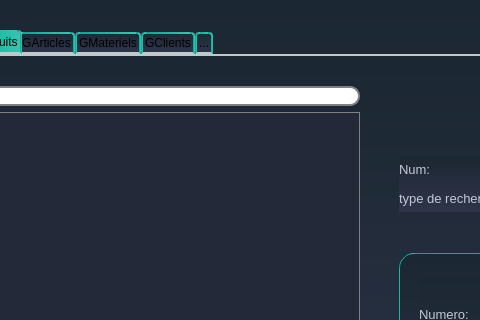
First picture: the form in employee_interface/gproduits.ui, repository snwxr/Dry_Cleaner_2A3, before the edit; both pictures show x 131 to 611 and y 0 to 320 of the 1048 by 591 pixel window.
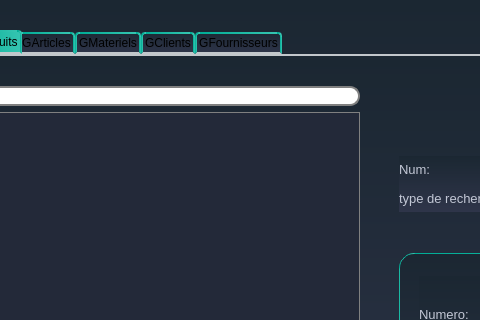
Second picture: the form after the edit. Icons and pictures are not drawn.

Patch:
```diff
--- a/employee_interface/gproduits.ui
+++ b/employee_interface/gproduits.ui
@@ -1478,7 +1478,7 @@
    </widget>
    <widget class="QWidget" name="tab_5">
     <attribute name="title">
-     <string>...</string>
+     <string>GFournisseurs</string>
     </attribute>
    </widget>
   </widget>
```
